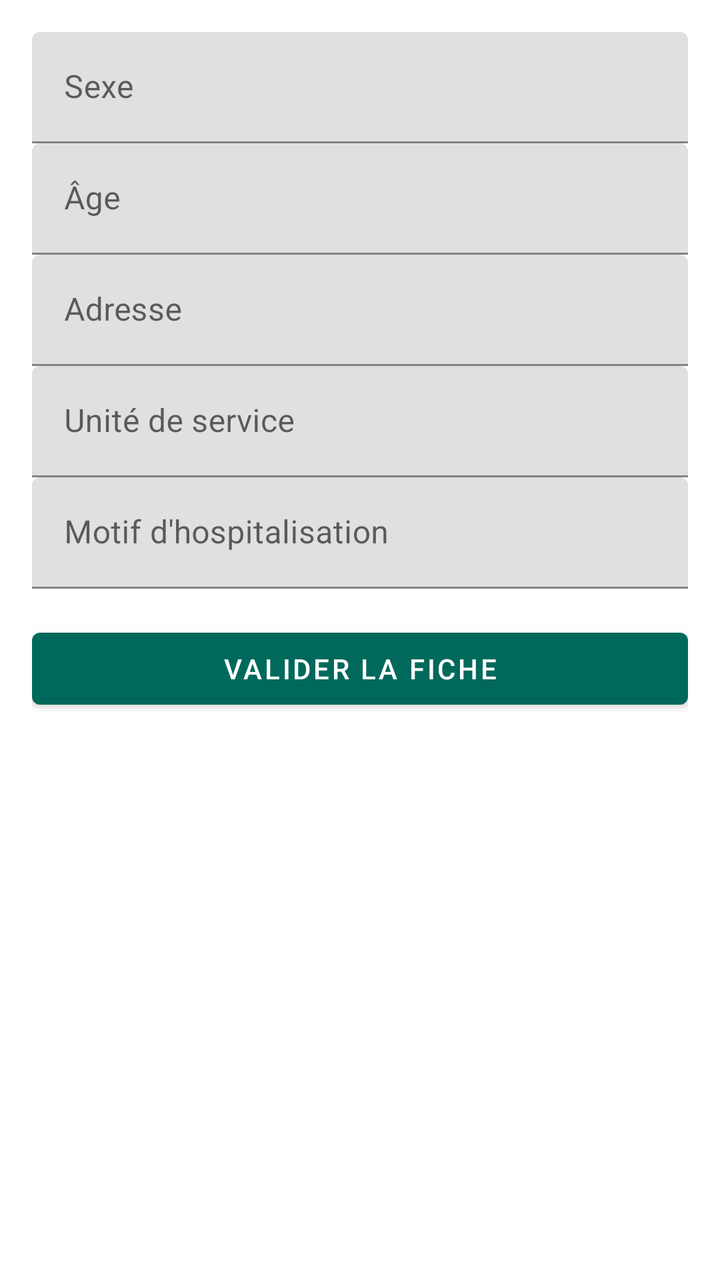
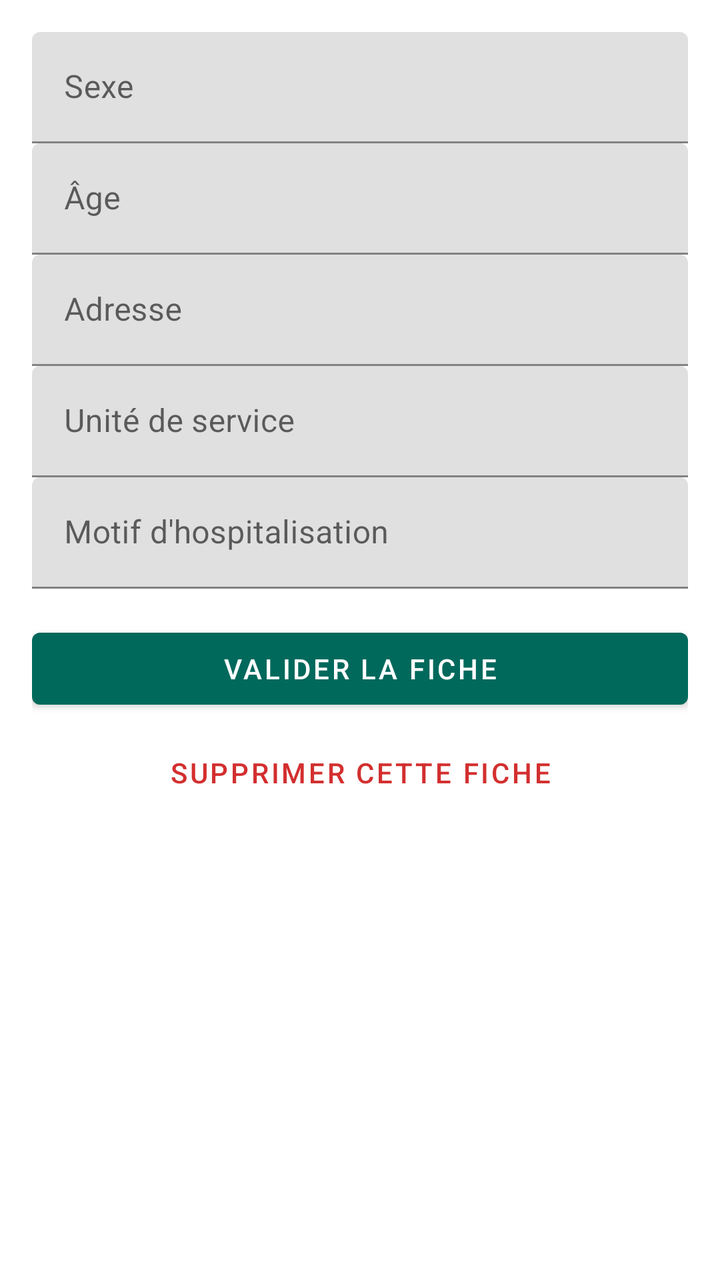

The first picture is an Android layout as it rendered before a commit; the second is the same layout after the commit. The layout source and the unified diff follow.
<!-- AndroidManifest.xml: application theme Theme.MedScribeStandalone -->
<!-- res/layout/activity_entry_detail.xml -->
<?xml version="1.0" encoding="utf-8"?>
<ScrollView xmlns:android="http://schemas.android.com/apk/res/android"
    android:layout_width="match_parent"
    android:layout_height="match_parent">

    <LinearLayout
        android:layout_width="match_parent"
        android:layout_height="wrap_content"
        android:orientation="vertical"
        android:padding="16dp">

        <com.google.android.material.textfield.TextInputLayout
            android:layout_width="match_parent"
            android:layout_height="wrap_content"
            android:hint="@string/field_sexe">
            <com.google.android.material.textfield.TextInputEditText
                android:id="@+id/editSexe"
                android:layout_width="match_parent"
                android:layout_height="wrap_content" />
        </com.google.android.material.textfield.TextInputLayout>

        <com.google.android.material.textfield.TextInputLayout
            android:layout_width="match_parent"
            android:layout_height="wrap_content"
            android:hint="@string/field_age">
            <com.google.android.material.textfield.TextInputEditText
                android:id="@+id/editAge"
                android:layout_width="match_parent"
                android:layout_height="wrap_content" />
        </com.google.android.material.textfield.TextInputLayout>

        <com.google.android.material.textfield.TextInputLayout
            android:layout_width="match_parent"
            android:layout_height="wrap_content"
            android:hint="@string/field_adresse">
            <com.google.android.material.textfield.TextInputEditText
                android:id="@+id/editAdresse"
                android:layout_width="match_parent"
                android:layout_height="wrap_content" />
        </com.google.android.material.textfield.TextInputLayout>

        <com.google.android.material.textfield.TextInputLayout
            android:layout_width="match_parent"
            android:layout_height="wrap_content"
            android:hint="@string/field_unite_de_service">
            <com.google.android.material.textfield.TextInputEditText
                android:id="@+id/editUniteDeService"
                android:layout_width="match_parent"
                android:layout_height="wrap_content" />
        </com.google.android.material.textfield.TextInputLayout>

        <com.google.android.material.textfield.TextInputLayout
            android:layout_width="match_parent"
            android:layout_height="wrap_content"
            android:hint="@string/field_motif">
            <com.google.android.material.textfield.TextInputEditText
                android:id="@+id/editMotif"
                android:layout_width="match_parent"
                android:layout_height="wrap_content" />
        </com.google.android.material.textfield.TextInputLayout>

        <com.google.android.material.button.MaterialButton
            android:id="@+id/buttonValidate"
            android:layout_width="match_parent"
            android:layout_height="wrap_content"
            android:layout_marginTop="16dp"
            android:text="@string/validate_entry" />

    </LinearLayout>
</ScrollView>
<!-- resources referenced by this layout -->
<resources>
  <string name="field_adresse">Adresse</string>
  <string name="field_age">Âge</string>
  <string name="field_motif">Motif d\'hospitalisation</string>
  <string name="field_sexe">Sexe</string>
  <string name="field_unite_de_service">Unité de service</string>
  <string name="validate_entry">Valider la fiche</string>
  <style name="Theme.MedScribeStandalone" parent="Theme.MaterialComponents.DayNight.NoActionBar">
          <item name="colorPrimary">#00695C</item>
          <item name="colorPrimaryDark">#004D40</item>
          <item name="colorAccent">#26A69A</item>
      </style>
</resources>

<!-- the commit's change to res/layout/activity_entry_detail.xml (unified diff, before → after) -->
@@ -66,5 +66,14 @@
             android:layout_marginTop="16dp"
             android:text="@string/validate_entry" />
 
+        <com.google.android.material.button.MaterialButton
+            android:id="@+id/buttonDelete"
+            style="@style/Widget.MaterialComponents.Button.TextButton"
+            android:layout_width="match_parent"
+            android:layout_height="wrap_content"
+            android:layout_marginTop="4dp"
+            android:textColor="#D32F2F"
+            android:text="@string/delete_this_entry" />
+
     </LinearLayout>
 </ScrollView>
<!-- resource entries referenced after the edit -->
@@ -1,5 +1,6 @@
 <!-- resources referenced by this layout -->
 <resources>
+  <string name="delete_this_entry">Supprimer cette fiche</string>
   <string name="field_adresse">Adresse</string>
   <string name="field_age">Âge</string>
   <string name="field_motif">Motif d\'hospitalisation</string>
